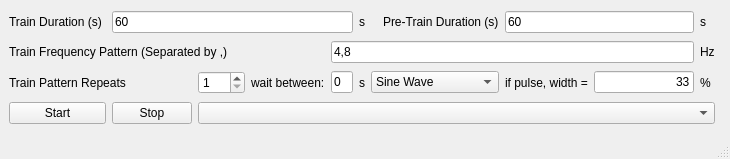
Above: ardu_window.ui from researchgrant/ardustim before the change. Below: the same form after it.
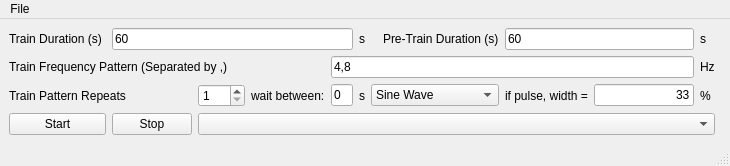
That is the form after the change.

Commit message: added save and load settings

What changed in the file:
```diff
--- a/ardu_window.ui
+++ b/ardu_window.ui
@@ -191,9 +191,17 @@
      <x>0</x>
      <y>0</y>
      <width>718</width>
-     <height>22</height>
+     <height>18</height>
     </rect>
    </property>
+   <widget class="QMenu" name="menuFile">
+    <property name="title">
+     <string>File</string>
+    </property>
+    <addaction name="actionLoad_Settings"/>
+    <addaction name="actionSave_Settings"/>
+   </widget>
+   <addaction name="menuFile"/>
   </widget>
   <widget class="QStatusBar" name="statusbar"/>
  </widget>
```
Left out of the diff: 10 changed lines with no effect on the pictures. The commit also changes 2 other files.
